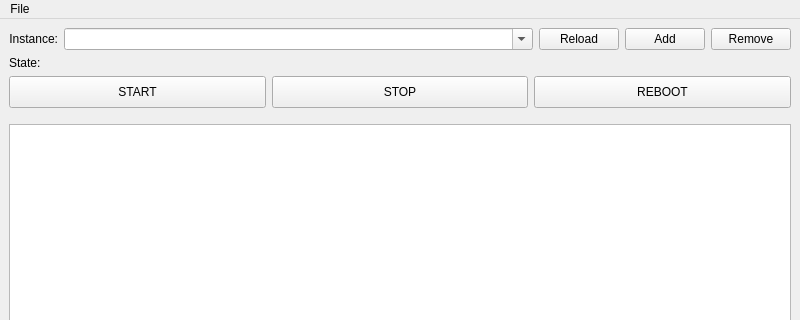
Old version of the form src/mainwindow.ui in the repository KreedM/EC2-Instance-Manager; both pictures show x 0 to 800 and y 0 to 320 of the 800 by 600 pixel window.
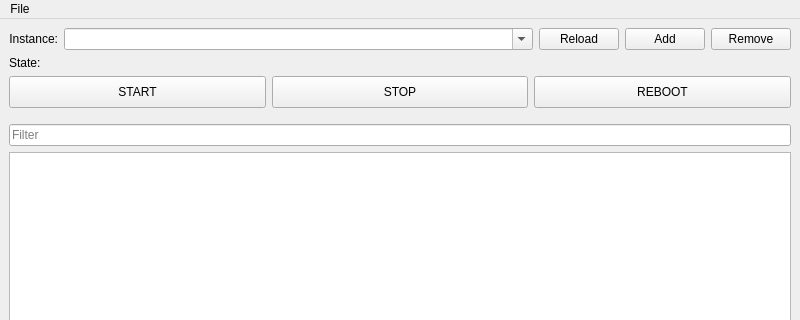
New version of the form.

Commit message: Filter bar

```diff
--- a/src/mainwindow.ui
+++ b/src/mainwindow.ui
@@ -189,6 +189,13 @@
       </property>
      </spacer>
     </item>
+    <item>
+     <widget class="QLineEdit" name="filterLineEdit">
+      <property name="placeholderText">
+       <string>Filter</string>
+      </property>
+     </widget>
+    </item>
     <item>
      <widget class="QTableView" name="describeTableView"/>
     </item>
```
The commit also changes 2 other files.
